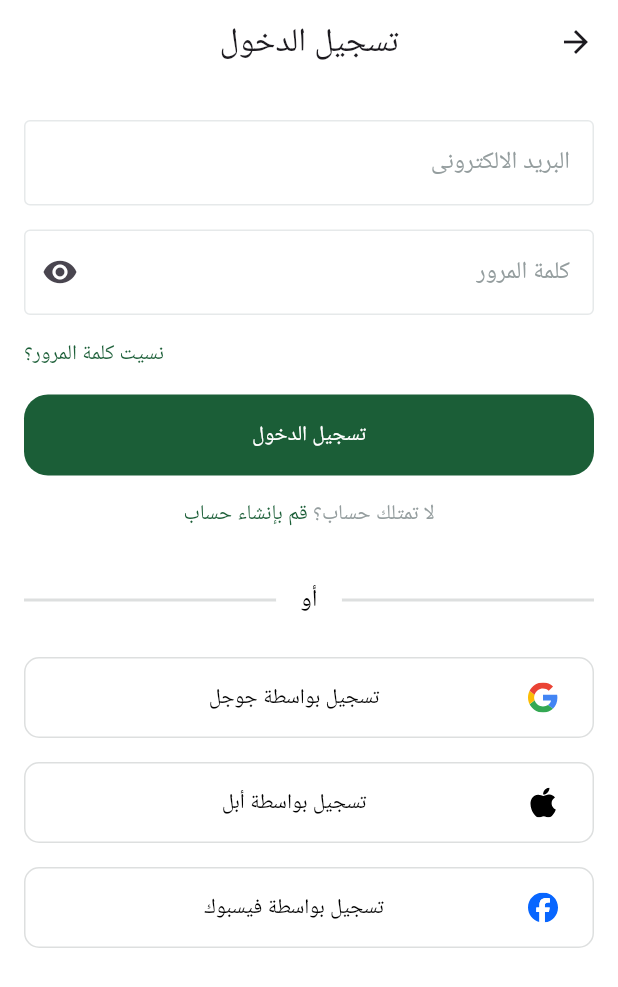
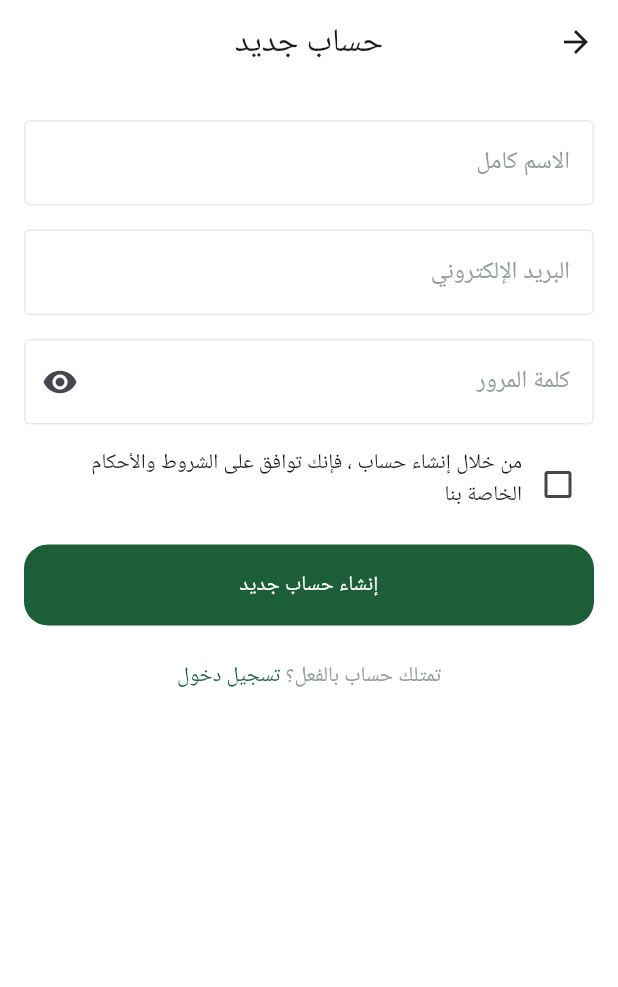
Before and after one commit to elsaramji/fruits_shop, a Flutter app: the SigninView screen opened by its route, after a tap on "قم بإنشاء حساب", on a phone screen of 412 x 824 dp. Shown: the top 987 px of the screen. Run offline on Flutter 3.47's test engine with Material 3 defaults, Android fonts, the phone set to English and light mode, and no system bars; our stand-ins replace dots_indicator, flutter_svg.

Commit message:
create"create account page"

```diff
--- a/lib/core/helper/on_Generate.dart
+++ b/lib/core/helper/on_Generate.dart
@@ -1,6 +1,7 @@
 // core/helper/on_Generate.dart
 
 import 'package:flutter/material.dart';
+import 'package:fruits_shop/views/Auth/views/create_new_account.dart';
 import 'package:fruits_shop/views/Auth/views/forgetpassword.dart';
 import 'package:fruits_shop/views/Auth/views/signin.dart';
 import 'package:fruits_shop/views/Futures/Onboarding/view/onBoardingMain.dart';
@@ -16,6 +17,8 @@ Route<dynamic> ongenerate(RouteSettings setting) {
       return MaterialPageRoute(builder: (context) => const SigninView());
     case Forgetpassword.route:
       return MaterialPageRoute(builder: (context) => Forgetpassword());
+    case CreateNewAccount.route:
+      return MaterialPageRoute(builder: (context) => CreateNewAccount());
     default:
       return MaterialPageRoute(builder: (context) => const OnBoarding());
   }
--- /dev/null
+++ b/lib/views/Auth/views/create_new_account.dart
@@ -0,0 +1,28 @@
+// views/Auth/views/create_new_account.dart
+
+import 'package:flutter/material.dart';
+import 'package:fruits_shop/const/initial_values.dart';
+import 'package:fruits_shop/views/Auth/widgets/create_account_widgets.dart';
+
+class CreateNewAccount extends StatelessWidget {
+  static const String route = "/signup";
+  const CreateNewAccount({super.key});
+
+  @override
+  Widget build(BuildContext context) {
+    return Scaffold(
+      appBar: AppBar(
+        title: Text("حساب جديد"),
+      ),
+      body: SafeArea(
+        child: Padding(
+          padding:
+              const EdgeInsets.symmetric(horizontal: InitialValues.initial_tow),
+          child: SingleChildScrollView(
+            child: CreateNewAccountWidgets(),
+          ),
+        ),
+      ),
+    );
+  }
+}
--- /dev/null
+++ b/lib/views/Auth/widgets/agree_polices.dart
@@ -0,0 +1,37 @@
+import 'package:flutter/material.dart';
+import 'package:fruits_shop/const/color.dart';
+
+class ChackPolices extends StatefulWidget {
+  const ChackPolices({
+    super.key,
+  });
+
+  @override
+  State<ChackPolices> createState() => _ChackPolicesState();
+}
+
+class _ChackPolicesState extends State<ChackPolices> {
+  var chack = false;
+  @override
+  Widget build(BuildContext context) {
+    return Row(
+      mainAxisAlignment: MainAxisAlignment.start,
+      crossAxisAlignment: CrossAxisAlignment.start,
+      children: [
+        Checkbox(
+            activeColor: ColorConst.primaryColor,
+            value: chack,
+            onChanged: (value) {
+              setState(() {
+                chack = value!;
+              });
+            }),
+        Container(
+          width: MediaQuery.of(context).size.width * 0.75,
+          child: Text(
+              "من خلال إنشاء حساب ، فإنك توافق على الشروط والأحكام الخاصة بنا"),
+        ),
+      ],
+    );
+  }
+}
--- /dev/null
+++ b/lib/views/Auth/widgets/create_account_buttons.dart
@@ -0,0 +1,52 @@
+import 'package:flutter/material.dart';
+import 'package:fruits_shop/const/color.dart';
+import 'package:fruits_shop/const/initial_values.dart';
+import 'package:fruits_shop/core/multiple/Style/custom_buttons_style.dart';
+import 'package:fruits_shop/core/multiple/widgets/custom_button.dart';
+
+class CreateAccountButtons extends StatelessWidget {
+  const CreateAccountButtons({
+    super.key,
+  });
+
+  @override
+  Widget build(BuildContext context) {
+    return Column(
+      children: [
+        SizedBox(
+          height: InitialValues.initial_tow,
+        ),
+        CustomButton(
+          style: CustomButtonsStyle.dufletButtonstyle,
+          onPressed: () {},
+          child: SizedBox(
+              height: 54,
+              child: Center(
+                child: Text(
+                  "إنشاء حساب جديد",
+                  style: TextStyle(color: ColorConst.primaryWhite),
+                ),
+              )),
+        ),
+        SizedBox(
+          height: InitialValues.initial_three,
+        ),
+        Row(
+          mainAxisAlignment: MainAxisAlignment.center,
+          children: [
+            Text(
+              "تمتلك حساب بالفعل؟ ",
+              style: TextStyle(color: ColorConst.primaryGray),
+            ),
+            GestureDetector(
+              child: Text(
+                "تسجيل دخول",
+                style: TextStyle(color: ColorConst.primaryColor),
+              ),
+            ),
+          ],
+        ),
+      ],
+    );
+  }
+}
--- /dev/null
+++ b/lib/views/Auth/widgets/create_account_fields.dart
@@ -0,0 +1,37 @@
+// views/Auth/widgets/create_account_fields.dart
+import 'package:flutter/material.dart';
+import 'package:fruits_shop/const/initial_values.dart';
+import 'package:fruits_shop/core/multiple/widgets/custom_text_filed.dart';
+
+class CreateAccountFileds extends StatelessWidget {
+  const CreateAccountFileds({
+    super.key,
+  });
+
+  @override
+  Widget build(BuildContext context) {
+    return Column(children: [
+      SizedBox(
+        height: InitialValues.initial_three,
+      ),
+      CustomTextFiled(secur: false, hints: "الاسم كامل", onChanged: (vaule) {}),
+      SizedBox(
+        height: InitialValues.initial_tow,
+      ),
+      CustomTextFiled(
+          secur: false, hints: "البريد الإلكتروني", onChanged: (vaule) {}),
+      SizedBox(
+        height: InitialValues.initial_tow,
+      ),
+      CustomTextFiled(
+        secur: true,
+        hints: "كلمة المرور",
+        onChanged: (vaule) {},
+        sficons: [Icon(Icons.visibility), Icon(Icons.visibility_off)],
+      ),
+      SizedBox(
+        height: InitialValues.initial_tow,
+      ),
+    ]);
+  }
+}
--- /dev/null
+++ b/lib/views/Auth/widgets/create_account_widgets.dart
@@ -0,0 +1,21 @@
+import 'package:flutter/material.dart';
+import 'package:fruits_shop/views/Auth/widgets/agree_polices.dart';
+import 'package:fruits_shop/views/Auth/widgets/create_account_buttons.dart';
+import 'package:fruits_shop/views/Auth/widgets/create_account_fields.dart';
+
+class CreateNewAccountWidgets extends StatelessWidget {
+  const CreateNewAccountWidgets({
+    super.key,
+  });
+
+  @override
+  Widget build(BuildContext context) {
+    return Column(
+      children: [
+        CreateAccountFileds(),
+        ChackPolices(),
+        CreateAccountButtons()
+      ],
+    );
+  }
+}
--- a/lib/views/Auth/widgets/email_login.dart
+++ b/lib/views/Auth/widgets/email_login.dart
@@ -5,6 +5,7 @@ import 'package:fruits_shop/const/initial_values.dart';
 import 'package:fruits_shop/core/multiple/Style/custom_buttons_style.dart';
 import 'package:fruits_shop/core/multiple/widgets/custom_button.dart';
 import 'package:fruits_shop/core/multiple/widgets/custom_text_filed.dart';
+import 'package:fruits_shop/views/Auth/views/create_new_account.dart';
 import 'package:fruits_shop/views/Auth/views/forgetpassword.dart';
 
 class Email_Login extends StatelessWidget {
@@ -71,7 +72,9 @@ class Email_Login extends StatelessWidget {
               style: TextStyle(color: ColorConst.primaryGray),
             ),
             GestureDetector(
-              onTap: () {},
+              onTap: () {
+                Navigator.pushNamed(context, CreateNewAccount.route);
+              },
               child: Text(
                 "قم بإنشاء حساب",
                 style: TextStyle(color: ColorConst.primaryColor),
--- a/lib/views/Futures/Onboarding/view/onBoardingtow.dart
+++ b/lib/views/Futures/Onboarding/view/onBoardingtow.dart
@@ -1,8 +1,6 @@
 // views/Futures/Onboarding/view/onBoardingtow.dart
 import 'package:flutter/material.dart';
 import 'package:fruits_shop/core/assets/assets_image.dart';
-import 'package:fruits_shop/core/multiple/Style/custom_buttons_style.dart';
-import 'package:fruits_shop/core/multiple/widgets/custom_button.dart';
 import 'package:fruits_shop/views/Futures/Onboarding/widgets/custom_view_pages.dart';
 
 class Onboardingtow extends StatelessWidget {
--- a/lib/views/Futures/Splash/view/splash.dart
+++ b/lib/views/Futures/Splash/view/splash.dart
@@ -1,7 +1,6 @@
 // views/Futures/Splash/view/splash.dart
 import 'package:flutter/material.dart';
 import 'package:flutter_svg/flutter_svg.dart';
-import 'package:fruits_shop/const/path.dart';
 import 'package:fruits_shop/core/assets/assets_image.dart';
 import 'package:fruits_shop/views/Futures/Onboarding/view/onBoardingMain.dart';
 
--- a/pubspec.yaml
+++ b/pubspec.yaml
@@ -37,9 +37,11 @@ dependencies:
   flutter_svg: ^2.0.10+1
   rename_app: ^1.6.1
 
+  intl: any
 dev_dependencies:
   flutter_launcher_icons: "^0.13.1"
 
+  flutter_test: any
 flutter_launcher_icons:
   android: "launcher_icon"
   ios: true
```
Also changed, not shown: lib/views/Auth/views/signin.dart (+2 -7 lines), 1 other file.
